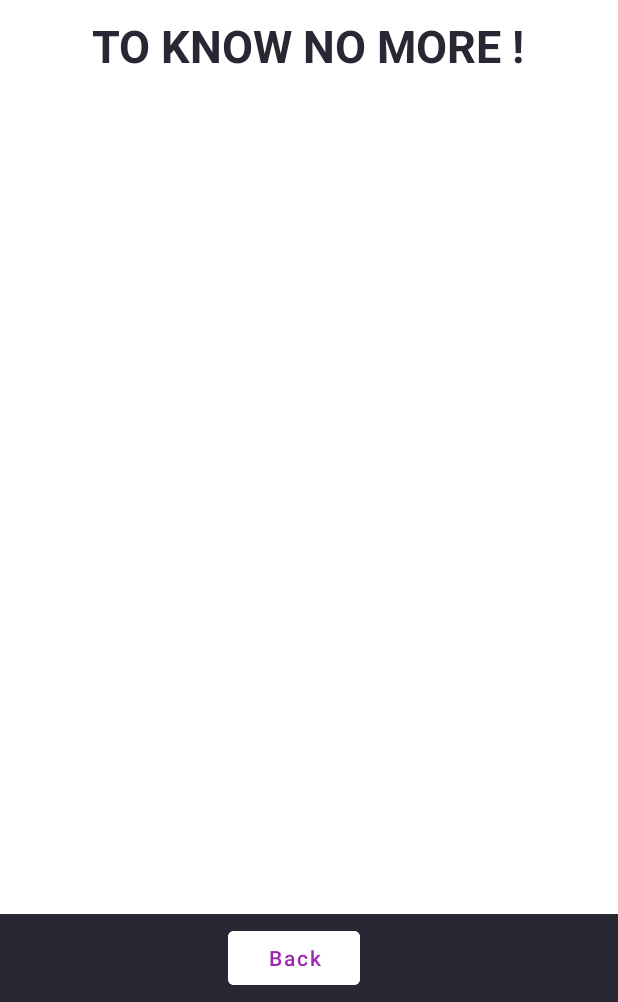
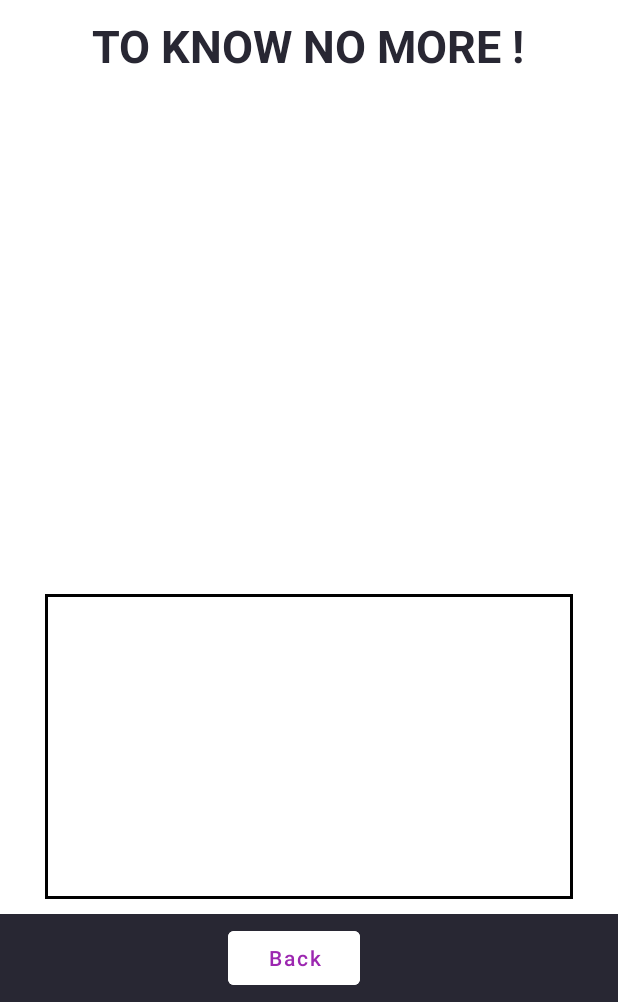
Before and after one commit to Xiumin-Lin/Random-Box, an Android app: the InfoActivity screen opened directly, with no data from a screen before it, on a phone screen of 412 x 824 dp, the part 234-1236 px from its top. Run offline under Robolectric (Android 15) with nearby library versions, the phone set to English and light mode, and no system bars; our stand-ins replace Picasso; network calls fail; pictures from the network do not load; 7 statements that could not run were skipped.

Commit message:
Setup static Info activity

```diff
--- a/app/src/main/java/fr/iut/random_box/InfoActivity.java
+++ b/app/src/main/java/fr/iut/random_box/InfoActivity.java
@@ -4,16 +4,17 @@ import androidx.appcompat.app.AppCompatActivity;
 
 import android.content.Intent;
 import android.os.Bundle;
+import android.text.TextUtils;
 import android.util.Log;
 import android.view.View;
 import android.widget.Button;
+import android.widget.ImageView;
 import android.widget.TextView;
+
+import com.squareup.picasso.Picasso;
 
 import org.json.JSONException;
 import org.json.JSONObject;
-import org.w3c.dom.Text;
-
-import java.util.Iterator;
 
 public class InfoActivity extends AppCompatActivity {
     private Button btnBack;
@@ -25,21 +26,45 @@ public class InfoActivity extends AppCompatActivity {
         setContentView(R.layout.activity_info);
 
         this.btnBack = findViewById(R.id.btnInfoBack);
-        this.boxName = findViewById(R.id.txtInfoBoxName);
+        this.boxName = findViewById(R.id.txtInfoContentTitle);
 
         //set data send by activity_main
         Intent intent = getIntent();
         boxName.setText(intent.getStringExtra("box_name"));
         try {
             JSONObject jsonBox = new JSONObject(intent.getStringExtra("jsonResponse"));
-            TextView t = findViewById(R.id.txtInfoContent);
+
+//            ArrayList<String> fields = new ArrayList<>(Arrays.asList("strMeal","strCategory","strArea","strMealThumb"));
+//            for(String str: fields){
+//
+//            }
+
+            String titleMeal = "strMeal : " + jsonBox.getString("strMeal");
+            String categMeal = "strCategory : " + jsonBox.getString("strCategory");
+            String areaMeal = "strArea : " + jsonBox.getString("strArea");
+            String longMeal = "strInstructions :\n" + jsonBox.getString("strInstructions");
+            String imgUrl = jsonBox.getString("strMealThumb");
+            TextView t = findViewById(R.id.txtInfoContentScroll);
             t.setText(jsonBox.toString(4));
-            Log.d("rb", "array = " + jsonBox.getJSONArray("meals"));
-            Iterator<String> i = jsonBox.getJSONArray("meals").getJSONObject(0).keys();
-            while (i.hasNext()){
-                String s = i.next();
-                Log.d("rb", s + " = " + jsonBox.getJSONArray("meals").getJSONObject(0).get(s));
+
+            if(!TextUtils.isEmpty(imgUrl)){
+                ImageView ivMeal = findViewById(R.id.imgInfoContent);
+                Picasso.get().load(imgUrl).error(R.drawable.btn_blackheart).into(ivMeal);
             }
+            TextView title = findViewById(R.id.txtInfoContentTitle);
+            title.setText(titleMeal);
+            TextView categ = findViewById(R.id.txtInfoContentSubtitle);
+            categ.setText(categMeal);
+            TextView area = findViewById(R.id.txtInfoField1);
+            area.setText(areaMeal);
+            TextView longtext = findViewById(R.id.txtInfoContentScroll);
+            longtext.setText(longMeal);
+
+//            Iterator<String> i = jsonBox.keys();
+//            while (i.hasNext()){
+//                String s = i.next();
+//                Log.d("rb", s + " = " + jsonBox.get(s));
+//            }
         } catch (JSONException e) {
             Log.d("rb", "Error while getting json data : " + e.getMessage());
         }
--- a/app/src/main/java/fr/iut/random_box/RandomBox.java
+++ b/app/src/main/java/fr/iut/random_box/RandomBox.java
@@ -9,10 +9,6 @@ public class RandomBox {
 
     //get random number between 0 & 100
     public static int getRandomNumber(){ return (new Random()).nextInt(101); }
-    //get random number between a interval
-    public static int getRandomNumber(int min, int max){
-        return min + (new Random()).nextInt(max-min);
-    }
 
     public static int getRandomColor(){
         //TODO Post request to http://thecolorapi.com/id?rgb=0,71,171&format=json
--- a/app/src/main/res/layout/activity_info.xml
+++ b/app/src/main/res/layout/activity_info.xml
@@ -23,7 +23,8 @@
         android:orientation="vertical"
         android:background="@color/white"
         android:gravity="center_horizontal"
-        android:padding="10dp"
+        android:paddingVertical="10dp"
+        android:paddingHorizontal="30dp"
         app:layout_constraintBottom_toTopOf="@+id/linearLayoutNav"
         app:layout_constraintEnd_toEndOf="parent"
         app:layout_constraintStart_toStartOf="parent"
@@ -40,24 +41,70 @@
             android:textStyle="bold"/>
 
         <TextView
-            android:id="@+id/txtInfoBoxName"
+            android:id="@+id/txtInfoContentTitle"
             android:layout_width="wrap_content"
             android:layout_height="wrap_content"
-            android:text="Box Name"
+            android:layout_marginTop="10dp"
+            android:maxHeight="35dp"
+            android:text="@string/content_title"
+            android:textAllCaps="true"
             android:textSize="25sp"
+            android:textStyle="bold"
+            android:gravity="center"
+            android:autoSizeTextType="uniform"
+            android:textColor="@color/salmon"/>
+
+        <TextView
+            android:id="@+id/txtInfoContentSubtitle"
+            android:layout_width="wrap_content"
+            android:layout_height="35sp"
+            android:layout_marginTop="10dp"
+            android:autoSizeTextType="uniform"
+            android:gravity="center"
+            android:maxWidth="300dp"
+            android:text="@string/content_subtitle"
             android:textColor="@color/jaguar"
-            android:layout_marginTop="10dp"/>
+            android:textSize="25sp"/>
+
+        <ImageView
+            android:id="@+id/imgInfoContent"
+            android:layout_width="wrap_content"
+            android:layout_height="200dp"
+            android:layout_marginTop="10dp"
+            android:contentDescription="@string/content_img"
+            android:scaleType="fitXY"
+            android:adjustViewBounds="true"/>
+
+        <ListView
+            android:id="@+id/listInfo"
+            android:layout_width="match_parent"
+            android:layout_height="wrap_content">
+        </ListView>
+
+        <TextView
+            android:id="@+id/txtInfoField1"
+            android:layout_width="wrap_content"
+            android:layout_height="25sp"
+            android:layout_marginTop="10dp"
+            android:autoSizeTextType="uniform"
+            android:gravity="center"
+            android:maxWidth="300dp"
+            android:text="@string/content_info1"
+            android:textColor="@color/jaguar"
+            android:textSize="20sp" />
 
         <ScrollView
             android:layout_width="match_parent"
             android:layout_height="match_parent"
-            android:layout_margin="10dp">
+            android:layout_marginTop="10dp"
+            android:background="@drawable/border_simple">
             <TextView
-                android:id="@+id/txtInfoContent"
+                android:id="@+id/txtInfoContentScroll"
                 android:layout_width="wrap_content"
                 android:layout_height="wrap_content"
-                android:textColor="@color/jaguar"
-                android:layout_margin="10dp"/>
+                android:layout_margin="10dp"
+                android:textSize="12sp"
+                android:textColor="@color/jaguar" />
         </ScrollView>
 
     </LinearLayout>
--- a/app/src/main/res/values/strings.xml
+++ b/app/src/main/res/values/strings.xml
@@ -21,10 +21,13 @@
     <string name="example_number">1</string>
     <string name="content_title">Content title</string>
     <string name="content_subtitle">Content subtitle</string>
+    <string name="content_info1">Info 1</string>
+    <string name="content_info2">Info 1</string>
+    <string name="content_info3">Info 1</string>
     <string name="content_img">Content image</string>
     <!-- Info Activity -->
     <string name="info_title">To know no more !</string>
     <string name="back">Back</string>
-    <string name="longText">Energy-conservative high school student Houtarou Oreki ends up with more than he bargained for when he signs up for the Classics Club at his sister\'s behest—especially when he realizes how deep-rooted the club\'s history really is. Begrudgingly, Oreki is dragged into an investigation concerning the 45-year-old mystery that surrounds the club room. Accompanied by his fellow club members, the knowledgeable Satoshi Fukube, the stern but benign Mayaka Ibara, and the ever-curious Eru Chitanda, Oreki must combat deadlines and lack of information with resourcefulness and hidden talent, in order to not only find the truth buried beneath the dust of works created years before them, but of other small side cases as well. Based on the award-winning Koten-bu light novel series, and directed by Yasuhiro Takemoto of Suzumiya Haruhi no Shoushitsu, Hyouka shows that normal life can be full of small mysteries, be it family history, a student film, or even the withered flowers that make up a ghost story. [Written by MAL Rewrite]</string>
+    <string name="content_longText">Energy-conservative high school student Houtarou Oreki ends up with more than he bargained for when he signs up for the Classics Club at his sister\'s behest—especially when he realizes how deep-rooted the club\'s history really is. Begrudgingly, Oreki is dragged into an investigation concerning the 45-year-old mystery that surrounds the club room. Accompanied by his fellow club members, the knowledgeable Satoshi Fukube, the stern but benign Mayaka Ibara, and the ever-curious Eru Chitanda, Oreki must combat deadlines and lack of information with resourcefulness and hidden talent, in order to not only find the truth buried beneath the dust of works created years before them, but of other small side cases as well. Based on the award-winning Koten-bu light novel series, and directed by Yasuhiro Takemoto of Suzumiya Haruhi no Shoushitsu, Hyouka shows that normal life can be full of small mysteries, be it family history, a student film, or even the withered flowers that make up a ghost story. [Written by MAL Rewrite]</string>
 
 </resources>
```
Also changed, not shown: app/src/main/java/fr/iut/random_box/MainActivity.java (+12 -2 lines), app/src/main/res/layout/popup.xml (+4 -5 lines), 1 other file.
